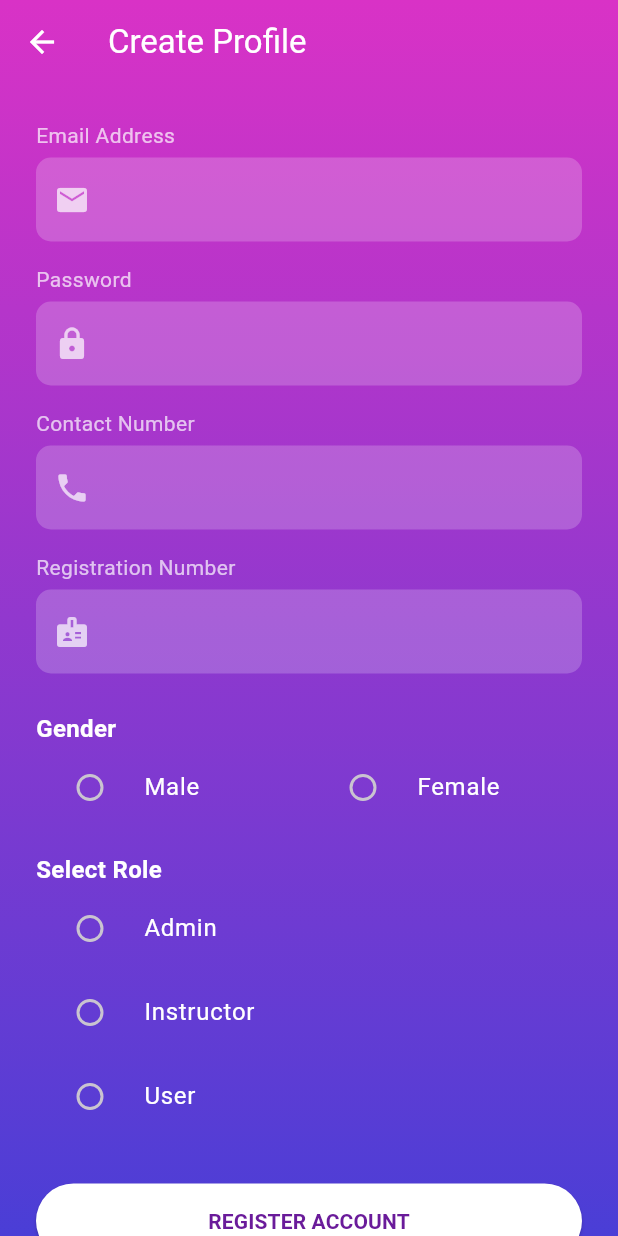
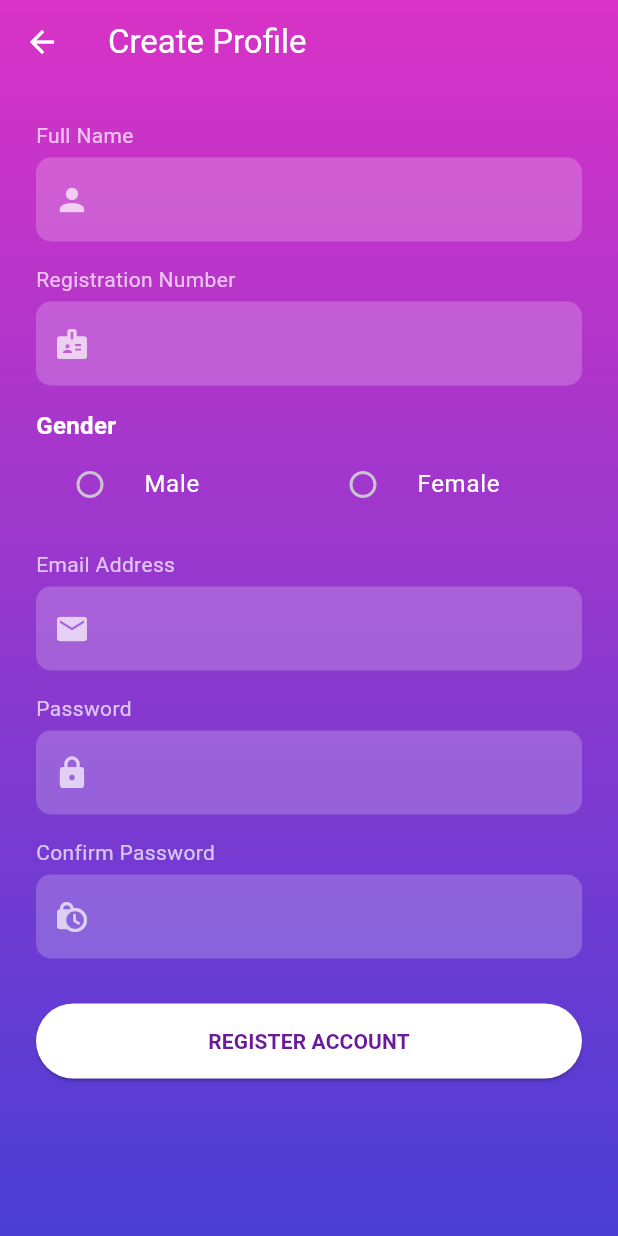
Before and after one commit to rashmikasasindu/unigym, a Flutter app: the screen it shows after launch, after a tap on "Sign Up", on a phone screen of 412 x 824 dp. Run offline on Flutter 3.47's test engine with Material 3 defaults, Android fonts, the phone set to English and light mode, and no system bars; our stand-ins replace cloud_firestore, firebase_auth, firebase_core; accounts and stored records are empty.

Commit message:
change sign up page and home page to main screen change user account page

```diff
--- a/unigym/lib/main.dart
+++ b/unigym/lib/main.dart
@@ -3,7 +3,7 @@ import 'package:firebase_core/firebase_core.dart';
 import 'package:firebase_auth/firebase_auth.dart';
 import 'firebase_options.dart';
 import 'pages/auth/login_page.dart';
-import 'pages/home/home_page.dart';
+import 'main_screen.dart';
 
 void main() async {
   WidgetsFlutterBinding.ensureInitialized();
@@ -38,7 +38,7 @@ class MyApp extends StatelessWidget {
 
           // 2. If data (user) exists, show Home Page
           if (snapshot.hasData) {
-            return const HomePage();
+            return const MainScreen();
           }
 
           // 3. Otherwise, show Login Page
--- a/unigym/lib/pages/auth/signup_page.dart
+++ b/unigym/lib/pages/auth/signup_page.dart
@@ -10,31 +10,38 @@ class SignUpPage extends StatefulWidget {
 
 class _SignUpPageState extends State<SignUpPage> {
   // Text Controllers
+  final _nameController = TextEditingController();
+  final _regNumController = TextEditingController();
   final _emailController = TextEditingController();
   final _passwordController = TextEditingController();
-  final _contactController = TextEditingController();
-  final _regNumController = TextEditingController();
+  final _confirmPasswordController = TextEditingController(); // <--- NEW
 
   // Service
   final _authService = AuthService();
   bool _isLoading = false;
 
-  // Variables for Radio Buttons
+  // Variables
   String? _selectedGender;
-  String? _selectedRole;
 
-  // Register Function
   void _register() async {
-    // Check if fields are empty
-    if (_emailController.text.isEmpty ||
+    // 1. Check Empty Fields
+    if (_nameController.text.isEmpty ||
+        _regNumController.text.isEmpty ||
+        _emailController.text.isEmpty ||
         _passwordController.text.isEmpty ||
-        _contactController.text.isEmpty ||
-        _regNumController.text.isEmpty ||
-        _selectedGender == null ||
-        _selectedRole == null) {
+        _confirmPasswordController.text.isEmpty ||
+        _selectedGender == null) {
 
       ScaffoldMessenger.of(context).showSnackBar(
-        const SnackBar(content: Text("Please fill all fields and select options")),
+        const SnackBar(content: Text("Please fill all fields")),
+      );
+      return;
+    }
+
+    // 2. Check Password Match
+    if (_passwordController.text != _confirmPasswordController.text) {
+      ScaffoldMessenger.of(context).showSnackBar(
+        const SnackBar(content: Text("Passwords do not match!")),
       );
       return;
     }
@@ -42,17 +49,16 @@ class _SignUpPageState extends State<SignUpPage> {
     setState(() => _isLoading = true);
 
     try {
+      // 3. Register
       await _authService.signUp(
         email: _emailController.text.trim(),
         password: _passwordController.text.trim(),
-        contact: _contactController.text.trim(),
+        name: _nameController.text.trim(),
         regNum: _regNumController.text.trim(),
         gender: _selectedGender!,
-        role: _selectedRole!,
       );
 
       if (mounted) {
-        // Success Dialog
         showDialog(
           context: context,
           barrierDismissible: false,
@@ -62,7 +68,7 @@ class _SignUpPageState extends State<SignUpPage> {
             actions: [
               TextButton(
                 onPressed: () {
-                  Navigator.pop(ctx); // Close dialog
+                  Navigator.pop(ctx);
                   Navigator.pop(context); // Go back to Login
                 },
                 child: const Text("OK"),
@@ -85,7 +91,6 @@ class _SignUpPageState extends State<SignUpPage> {
   @override
   Widget build(BuildContext context) {
     return Container(
-      // Gradient Background
       decoration: const BoxDecoration(
         gradient: LinearGradient(
           begin: Alignment.topCenter,
@@ -94,7 +99,7 @@ class _SignUpPageState extends State<SignUpPage> {
         ),
       ),
       child: Scaffold(
-        backgroundColor: Colors.transparent, // Transparent to show gradient
+        backgroundColor: Colors.transparent,
         appBar: AppBar(
           title: const Text("Create Profile", style: TextStyle(color: Colors.white)),
           backgroundColor: Colors.transparent,
@@ -104,7 +109,6 @@ class _SignUpPageState extends State<SignUpPage> {
             onPressed: () => Navigator.pop(context),
           ),
         ),
-        // SAFE AREA ensures content isn't hidden behind phone notches
         body: SafeArea(
           child: SingleChildScrollView(
             padding: const EdgeInsets.all(24.0),
@@ -112,72 +116,31 @@ class _SignUpPageState extends State<SignUpPage> {
               crossAxisAlignment: CrossAxisAlignment.start,
               children: [
 
-                // --- 1. EMAIL ---
-                const Text("Email Address", style: TextStyle(color: Colors.white70)),
+                // --- 1. NAME ---
+                const Text("Full Name", style: TextStyle(color: Colors.white70)),
                 const SizedBox(height: 5),
                 TextField(
-                  controller: _emailController,
+                  controller: _nameController,
                   style: const TextStyle(color: Colors.white),
-                  decoration: InputDecoration(
-                    filled: true,
-                    fillColor: Colors.white.withOpacity(0.2),
-                    prefixIcon: const Icon(Icons.email, color: Colors.white70),
-                    border: OutlineInputBorder(borderRadius: BorderRadius.circular(10), borderSide: BorderSide.none),
-                  ),
+                  textCapitalization: TextCapitalization.words,
+                  decoration: _inputDecoration(Icons.person),
                 ),
                 const SizedBox(height: 15),
 
-                // --- 2. PASSWORD ---
-                const Text("Password", style: TextStyle(color: Colors.white70)),
-                const SizedBox(height: 5),
-                TextField(
-                  controller: _passwordController,
-                  obscureText: true,
-                  style: const TextStyle(color: Colors.white),
-                  decoration: InputDecoration(
-                    filled: true,
-                    fillColor: Colors.white.withOpacity(0.2),
-                    prefixIcon: const Icon(Icons.lock, color: Colors.white70),
-                    border: OutlineInputBorder(borderRadius: BorderRadius.circular(10), borderSide: BorderSide.none),
-                  ),
-                ),
-                const SizedBox(height: 15),
-
-                // --- 3. CONTACT NUMBER ---
-                const Text("Contact Number", style: TextStyle(color: Colors.white70)),
-                const SizedBox(height: 5),
-                TextField(
-                  controller: _contactController,
-                  style: const TextStyle(color: Colors.white),
-                  keyboardType: TextInputType.phone,
-                  decoration: InputDecoration(
-                    filled: true,
-                    fillColor: Colors.white.withOpacity(0.2),
-                    prefixIcon: const Icon(Icons.phone, color: Colors.white70),
-                    border: OutlineInputBorder(borderRadius: BorderRadius.circular(10), borderSide: BorderSide.none),
-                  ),
-                ),
-                const SizedBox(height: 15),
-
-                // --- 4. REGISTRATION NUMBER ---
+                // --- 2. REGISTRATION NUMBER ---
                 const Text("Registration Number", style: TextStyle(color: Colors.white70)),
                 const SizedBox(height: 5),
                 TextField(
                   controller: _regNumController,
                   style: const TextStyle(color: Colors.white),
-                  decoration: InputDecoration(
-                    filled: true,
-                    fillColor: Colors.white.withOpacity(0.2),
-                    prefixIcon: const Icon(Icons.badge, color: Colors.white70),
-                    border: OutlineInputBorder(borderRadius: BorderRadius.circular(10), borderSide: BorderSide.none),
-                  ),
+                  decoration: _inputDecoration(Icons.badge),
                 ),
-                const SizedBox(height: 25),
+                const SizedBox(height: 15),
 
-                // --- 5. GENDER (Radio Buttons) ---
+                // --- 3. GENDER ---
                 const Text("Gender", style: TextStyle(color: Colors.white, fontSize: 16, fontWeight: FontWeight.bold)),
                 Theme(
-                  data: ThemeData.dark(), // Forces white radio circles
+                  data: ThemeData.dark(),
                   child: Row(
                     children: [
                       Expanded(
@@ -203,39 +166,39 @@ class _SignUpPageState extends State<SignUpPage> {
                 ),
                 const SizedBox(height: 15),
 
-                // --- 6. ROLE (Radio Buttons) ---
-                const Text("Select Role", style: TextStyle(color: Colors.white, fontSize: 16, fontWeight: FontWeight.bold)),
-                Theme(
-                  data: ThemeData.dark(),
-                  child: Column(
-                    children: [
-                      RadioListTile<String>(
-                        title: const Text("Admin", style: TextStyle(color: Colors.white)),
-                        value: "Admin",
-                        groupValue: _selectedRole,
-                        onChanged: (val) => setState(() => _selectedRole = val),
-                        activeColor: Colors.white,
-                      ),
-                      RadioListTile<String>(
-                        title: const Text("Instructor", style: TextStyle(color: Colors.white)),
-                        value: "Instructor",
-                        groupValue: _selectedRole,
-                        onChanged: (val) => setState(() => _selectedRole = val),
-                        activeColor: Colors.white,
-                      ),
-                      RadioListTile<String>(
-                        title: const Text("User", style: TextStyle(color: Colors.white)),
-                        value: "User",
-                        groupValue: _selectedRole,
-                        onChanged: (val) => setState(() => _selectedRole = val),
-                        activeColor: Colors.white,
-                      ),
-                    ],
-                  ),
+                // --- 4. EMAIL (Needed for Auth) ---
+                const Text("Email Address", style: TextStyle(color: Colors.white70)),
+                const SizedBox(height: 5),
+                TextField(
+                  controller: _emailController,
+                  style: const TextStyle(color: Colors.white),
+                  decoration: _inputDecoration(Icons.email),
+                ),
+                const SizedBox(height: 15),
+
+                // --- 5. PASSWORD ---
+                const Text("Password", style: TextStyle(color: Colors.white70)),
+                const SizedBox(height: 5),
+                TextField(
+                  controller: _passwordController,
+                  obscureText: true,
+                  style: const TextStyle(color: Colors.white),
+                  decoration: _inputDecoration(Icons.lock),
+                ),
+                const SizedBox(height: 15),
+
+                // --- 6. CONFIRM PASSWORD ---
+                const Text("Confirm Password", style: TextStyle(color: Colors.white70)),
+                const SizedBox(height: 5),
+                TextField(
+                  controller: _confirmPasswordController,
+                  obscureText: true,
+                  style: const TextStyle(color: Colors.white),
+                  decoration: _inputDecoration(Icons.lock_clock), // Different icon
                 ),
                 const SizedBox(height: 30),
 
-                // --- 7. REGISTER BUTTON ---
+                // --- REGISTER BUTTON ---
                 SizedBox(
                   width: double.infinity,
                   height: 50,
@@ -251,7 +214,6 @@ class _SignUpPageState extends State<SignUpPage> {
                       : const Text("REGISTER ACCOUNT", style: TextStyle(fontWeight: FontWeight.bold)),
                   ),
                 ),
-                // Extra space at bottom for scrolling
                 const SizedBox(height: 50),
               ],
             ),
@@ -260,4 +222,14 @@ class _SignUpPageState extends State<SignUpPage> {
       ),
     );
   }
+
+  // Simple Helper for styles
+  InputDecoration _inputDecoration(IconData icon) {
+    return InputDecoration(
+      filled: true,
+      fillColor: Colors.white.withOpacity(0.2),
+      prefixIcon: Icon(icon, color: Colors.white70),
+      border: OutlineInputBorder(borderRadius: BorderRadius.circular(10), borderSide: BorderSide.none),
+    );
+  }
 }
--- a/unigym/lib/services/auth_service.dart
+++ b/unigym/lib/services/auth_service.dart
@@ -5,17 +5,17 @@ class AuthService {
   final FirebaseAuth _auth = FirebaseAuth.instance;
   final FirebaseFirestore _firestore = FirebaseFirestore.instance;
 
-  // 1. Sign Up & Save Data
+  // Sign Up & Save Data
   Future<void> signUp({
     required String email,
     required String password,
-    required String contact,
+    required String name,
     required String regNum,
     required String gender,
-    required String role,
+    // Role is removed from arguments
   }) async {
     try {
-      // A. Create User in Auth
+      // 1. Create User in Auth
       UserCredential result = await _auth.createUserWithEmailAndPassword(
         email: email,
         password: password
@@ -24,18 +24,21 @@ class AuthService {
       User? user = result.user;
 
       if (user != null) {
-        // B. Send Verification Email immediately
+        // 2. Update Display Name (For Home Page "Welcome, Name!")
+        await user.updateDisplayName(name);
+
+        // 3. Send Verification Email
         await user.sendEmailVerification();
 
-        // C. Save Extra Details to Firestore Database
+        // 4. Save Details to Firestore
         await _firestore.collection('users').doc(user.uid).set({
+          'uid': user.uid,
           'email': email,
-          'contact_number': contact,
+          'name': name,
           'registration_number': regNum,
           'gender': gender,
-          'role': role,
+          'role': 'User', // <--- Default role set automatically
           'created_at': DateTime.now(),
-          'uid': user.uid,
         });
       }
     } on FirebaseAuthException catch (e) {
@@ -43,7 +46,7 @@ class AuthService {
     }
   }
 
-  // 2. Sign In (With Verification Check)
+  // Sign In
   Future<User?> signIn(String email, String password) async {
     try {
       UserCredential result = await _auth.signInWithEmailAndPassword(
@@ -53,9 +56,7 @@ class AuthService {
 
       User? user = result.user;
 
-      // Check if email is verified
       if (user != null && !user.emailVerified) {
-         // If not verified, sign them out immediately and throw error
          await signOut();
          throw Exception("Email not verified. Please check your inbox.");
       }
```
Also changed, not shown: unigym/lib/main_screen.dart (added, +103 -0 lines), unigym/lib/pages/home/home_page.dart (+31 -108 lines), unigym/lib/pages/user/user_account_page.dart (+8 -2 lines).
